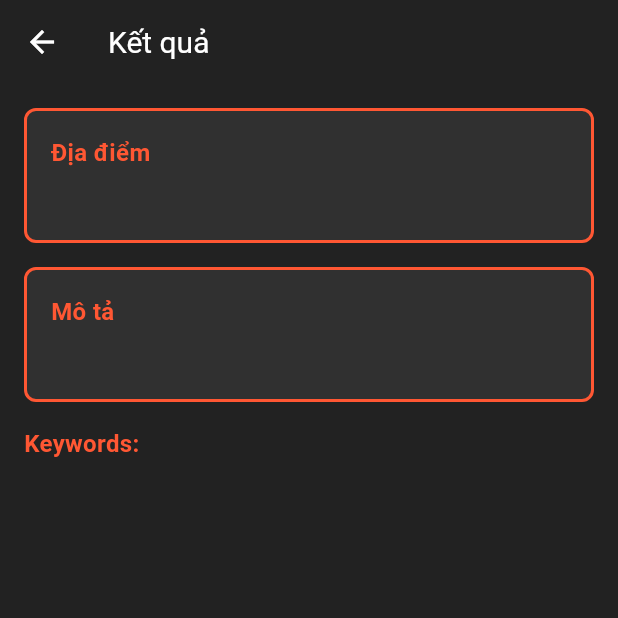
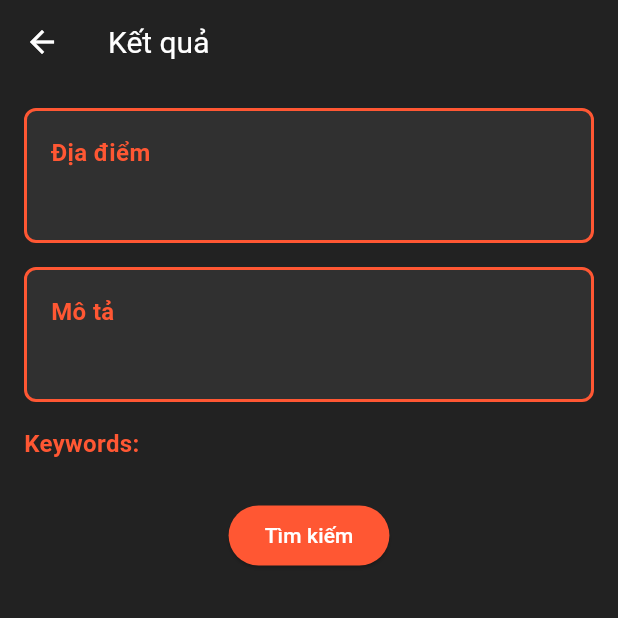
Before and after one commit to mxtruongplayboy/travel_app, a Flutter app: the ResultScreen screen opened directly with empty values, on a phone screen of 412 x 824 dp, the top half of it. Run offline on Flutter 3.47's test engine with Material 3 defaults, Android fonts, the phone set to English and light mode, and no system bars; our stand-ins replace confetti, flutter_gemini, geolocator, google_generative_ai, google_maps_flutter, image_picker and 5 more; missing offline and left inert: geocode; accounts and stored records are empty; network calls fail.

Commit message:
Coding day

```diff
--- a/lib/main.dart
+++ b/lib/main.dart
@@ -7,7 +7,7 @@ import 'package:travel_app/views/screens/homescreen.dart';
 import 'package:travel_app/views/screens/welcome_screen.dart';
 
 void main() {
-  const apiKey = 'AIzaSyCjnJ0PKitfDl5wMpWYruwuozz6CjHD1xc';
+  const apiKey = String.fromEnvironment('apiKey');
   if (apiKey.isEmpty) {
     print('API Key is missing. Please set the apiKey environment variable.');
     return;
--- a/lib/services/retrieve_service.dart
+++ b/lib/services/retrieve_service.dart
@@ -3,7 +3,7 @@ import 'package:http/http.dart' as http;
 import 'package:travel_app/models/retrieve_model.dart';
 
 class RetrieveService {
-  final String apiUrl = "https://481a-116-105-225-77.ngrok-free.app/retrieve/";
+  final String apiUrl = "https://7a7e-171-225-184-248.ngrok-free.app/retrieve/";
 
   Future<RetrieveResult> fetchRetrieveResult(String url, String type) async {
     final response = await http.post(
--- a/lib/views/widgets/retrieve_widget.dart
+++ b/lib/views/widgets/retrieve_widget.dart
@@ -1,10 +1,19 @@
 import 'package:flutter/material.dart';
 import 'package:travel_app/models/retrieve_model.dart';
 
-class ResultScreen extends StatelessWidget {
+class ResultScreen extends StatefulWidget {
   final RetrieveResult result;
+  final Function(List<String>) setKeyWords;
 
-  const ResultScreen({super.key, required this.result});
+  const ResultScreen(
+      {super.key, required this.result, required this.setKeyWords});
+
+  @override
+  _ResultScreenState createState() => _ResultScreenState();
+}
+
+class _ResultScreenState extends State<ResultScreen> {
+  List<String> selectedKeywords = [];
 
   @override
   Widget build(BuildContext context) {
@@ -22,11 +31,11 @@ class ResultScreen extends StatelessWidget {
           child: Column(
             crossAxisAlignment: CrossAxisAlignment.start,
             children: [
-              _buildInfoBox("Địa điểm", result.diaDiem, context),
-              SizedBox(height: 16),
-              _buildInfoBox("Mô tả", result.moTa, context),
-              SizedBox(height: 16),
-              Text(
+              _buildInfoBox("Địa điểm", widget.result.diaDiem, context),
+              const SizedBox(height: 16),
+              _buildInfoBox("Mô tả", widget.result.moTa, context),
+              const SizedBox(height: 16),
+              const Text(
                 "Keywords:",
                 style: TextStyle(
                   fontSize: 16,
@@ -34,12 +43,27 @@ class ResultScreen extends StatelessWidget {
                   fontWeight: FontWeight.bold,
                 ),
               ),
+              const SizedBox(height: 10),
               Wrap(
-                spacing: 8.0, // khoảng cách giữa các keyword
-                runSpacing: 4.0, // khoảng cách giữa các dòng keyword
-                children: result.keywords
+                spacing: 8.0,
+                runSpacing: 4.0,
+                children: widget.result.keywords
                     .map((keyword) => _buildKeywordBox(keyword))
                     .toList(),
+              ),
+              const SizedBox(height: 16),
+              Center(
+                child: ElevatedButton(
+                  onPressed: () {
+                    widget.setKeyWords(selectedKeywords);
+                    Navigator.of(context).pop();
+                  },
+                  style: ElevatedButton.styleFrom(
+                    backgroundColor: Color.fromARGB(255, 255, 87, 51),
+                  ),
+                  child:
+                      Text('Tìm kiếm', style: TextStyle(color: Colors.white)),
+                ),
               ),
             ],
           ),
@@ -51,9 +75,7 @@ class ResultScreen extends StatelessWidget {
   Widget _buildInfoBox(String label, String content, BuildContext context) {
     return Container(
       padding: EdgeInsets.all(16.0),
-      width: MediaQuery.of(context)
-          .size
-          .width, // chiếm toàn bộ chiều rộng màn hình
+      width: MediaQuery.of(context).size.width,
       decoration: BoxDecoration(
         color: Colors.grey[850],
         borderRadius: BorderRadius.circular(8.0),
@@ -87,10 +109,22 @@ class ResultScreen extends StatelessWidget {
   }
 
   Widget _buildKeywordBox(String keyword) {
-    return Container(
+    bool isSelected = selectedKeywords.contains(keyword);
+    return GestureDetector(
+      onTap: () {
+        setState(() {
+          if (isSelected) {
+            selectedKeywords.remove(keyword);
+          } else {
+            selectedKeywords.add(keyword);
+          }
+        });
+      },
+      child: Container(
         padding: EdgeInsets.all(12.0),
         decoration: BoxDecoration(
-        color: Colors.grey[850],
+          color:
+              isSelected ? Color.fromARGB(255, 255, 87, 51) : Colors.grey[850],
           borderRadius: BorderRadius.circular(8.0),
           border: Border.all(
             color: Color.fromARGB(255, 255, 87, 51),
@@ -104,6 +138,7 @@ class ResultScreen extends StatelessWidget {
             fontSize: 14.0,
           ),
         ),
+      ),
     );
   }
 }
```
Also changed, not shown: lib/services/post_service.dart (+7 -1 lines), lib/views/screens/add_screen.dart (+27 -5 lines), lib/views/screens/coordinates_screen.dart (+26 -3 lines), lib/views/screens/purchase_screen.dart (+20 -12 lines), lib/views/screens/user_screen.dart (+119 -36 lines). Lines whose indentation alone changed are shown as unchanged.
